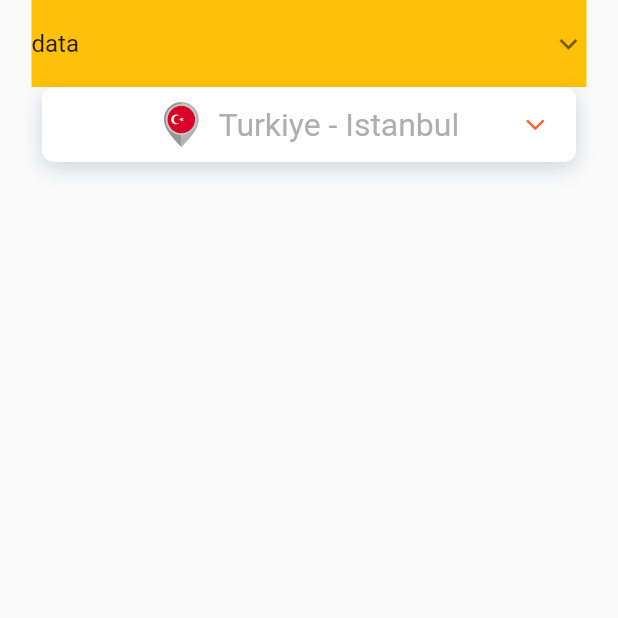
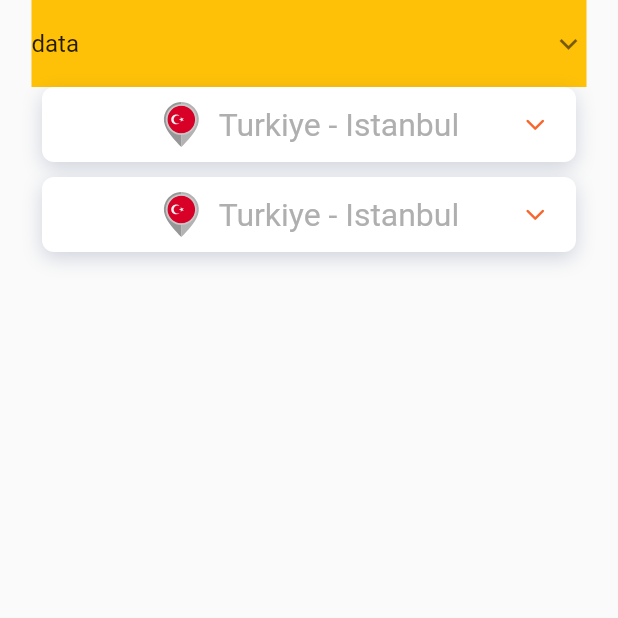
Before and after one commit to CASPATek/caspa_mobility, a Flutter app: the screen it shows after launch, on a phone screen of 412 x 824 dp, the top half of it. Run offline on Flutter 3.47's test engine with Material 2 defaults, Android fonts, the phone set to English and light mode, and no system bars; our stand-ins replace animate_do, cloud_firestore, device_preview, firebase_core, firebase_messaging, flutter_bloc and 6 more; missing offline and left inert: flutter_inappwebview; accounts and stored records are empty; statements that could not run were skipped.

Commit message:
anbar page adding

```diff
--- a/lib/pages/anbar_page/anbar_page.dart
+++ b/lib/pages/anbar_page/anbar_page.dart
@@ -2,11 +2,15 @@ import 'package:caspa_mobility/pages/anbar_page/widgets/growwer.dart';
 import 'package:caspa_mobility/utils/constants/colors.dart';
 import 'package:caspa_mobility/utils/constants/sized_box.dart';
 import 'package:caspa_mobility/utils/paint/caspa.dart';
+import 'package:caspa_mobility/utils/screen/snack.dart';
 import 'package:flutter/cupertino.dart';
 import 'package:flutter/material.dart';
+import 'package:flutter/services.dart';
 import 'package:flutter_screenutil/flutter_screenutil.dart';
 import 'package:flutter_svg/flutter_svg.dart';
 
+import 'widgets/anbar_group.dart';
+import 'widgets/copiable_field.dart';
 import 'widgets/inner_shadow.dart';
 
 class AnbarPage extends StatelessWidget {
@@ -28,102 +32,8 @@ class AnbarPage extends StatelessWidget {
               ),
             ),
           ),
-          Center(
-              child: Padding(
-            padding: const EdgeInsets.symmetric(horizontal: 28),
-            child: Gowwer(
-              initColor: Colors.transparent,
-              // endColor: Colors.amber,
-              //  initH: 100,
-              //endH: 300,
-              content: Padding(
-                padding: const EdgeInsets.symmetric(vertical: 28),
-                child: Column(
-                  children: [
-                    Column(
-                      crossAxisAlignment: CrossAxisAlignment.start,
-                      children: [
-                        Text(
-                          "İsim",
-                          style: TextStyle(
-                              color: MyColors.textRED,
-                              fontSize: 16,
-                              fontWeight: FontWeight.w400),
-                        ),
-                        MySizedBox.h8,
-                        InnerShadow(
-                          offset: Offset(2, 3),
-                          blurRadius: 5,
-//    spreadRadius: -5,
-                          color: Color.fromRGBO(9, 106, 159, 0.1),
-                          child: Container(
-                            height: 40,
-                            width: double.infinity,
-                            padding: EdgeInsets.symmetric(horizontal: 18),
-                            child: Center(
-                              child: Row(
-                                mainAxisAlignment: MainAxisAlignment.spaceBetween,
-                                children: [
-                                  Text(
-                                    "Behtiyar",
-                                    style: TextStyle(
-                                        color: Color.fromRGBO(135, 133, 133, 1),
-                                        fontSize: 16,
-                                        fontWeight: FontWeight.w400),
-                                  ),
-                                  Container(
-                                      width: 20,
-                                      height: 20,
-                                      child:
-                                          SvgPicture.asset('assets/svg/copy.svg'))
-                                ],
-                              ),
-                            ),
-                            decoration: BoxDecoration(
-                                color: Colors.white,
-                                borderRadius: BorderRadius.circular(8)),
-                          ),
-                        ),
-                      ],
-                    )
-                  ],
-                ),
-              ),
-              tile: Container(
-                  // height: 200,
-                  height: 50,
-                  decoration: BoxDecoration(
-                      color: Colors.white,
-                      borderRadius: BorderRadius.circular(8),
-                      boxShadow: [
-                        BoxShadow(
-                            offset: Offset(0, 4),
-                            blurRadius: 11,
-                            color: Color.fromRGBO(35, 57, 103, 0.2)),
-                      ]),
-                  width: double.infinity,
-                  child: Row(
-                    mainAxisAlignment: MainAxisAlignment.center,
-                    children: [
-                      //MySizedBox.w10,
-                      SvgPicture.asset(
-                        'assets/svg/turkey-svgrepo-com.svg',
-                        width: 30,
-                        height: 30,
-                      ),
-                      MySizedBox.w10,
-                      Text(
-                        "Turkiye - Istanbul",
-                        style: TextStyle(
-                            fontSize: 21.sp,
-                            fontWeight: FontWeight.w400,
-                            color: Color.fromRGBO(176, 175, 175, 1)),
-                      ),
-                    ],
-                  )),
-              //  initH: 100,
-            ),
-          )),
+          AnbarGroup(),
+          AnbarGroup(),
         ],
       ),
     );
--- /dev/null
+++ b/lib/pages/anbar_page/widgets/anbar_group.dart
@@ -0,0 +1,95 @@
+import 'package:caspa_mobility/utils/constants/sized_box.dart';
+import 'package:flutter/material.dart';
+import 'package:flutter_svg/svg.dart';
+
+import 'copiable_field.dart';
+import 'growwer.dart';
+import 'package:flutter_screenutil/flutter_screenutil.dart';
+
+class AnbarGroup extends StatelessWidget {
+  const AnbarGroup({Key key}) : super(key: key);
+
+  @override
+  Widget build(BuildContext context) {
+    return Center(
+        child: Padding(
+      padding: const EdgeInsets.symmetric(horizontal: 28),
+      child: Gowwer(
+        initColor: Colors.transparent,
+        // endColor: Colors.amber,
+        initH: 60,
+        endH: (94 * 5).toDouble() + (28.0.sp * 2) + 36,
+        //(94*element_sayi)+(14.0* (elave_setrli_field_sayi-1))+(padding)
+        content: Container(
+          margin: const EdgeInsets.symmetric(vertical: 18),
+          child: Column(
+            children: [
+              Container(
+                color: Colors.amber,
+            //    height: 92,
+                child: CopiableField(
+                  title: "İsim",
+                  data: "Bahtiyar",
+                ),
+              ),
+              CopiableField(
+                title: "Soy isim",
+                data: "Bahtiyarli",
+              ),
+              CopiableField(
+                title: "Ilce",
+                data: "Ataşehir",
+              ),
+              CopiableField(
+                title: "İsim",
+                data: "Bahtiyar",
+              ),
+              Container(color: Colors.red,
+               height: 94+64.sp,
+                child: CopiableField(
+                  maxLines: 1,
+                  title: "Mahalle",
+                  data:
+                      "Yenisahra bdhsfkh jdsfbhjfsd jhfsjhdsfj jhjkshjfgd jhjshkjdsf hjkhsgf jhj hjghjhjhghgj hkjdsf hjkhsgf jhj hjghjhjhghgj hkjdsf hjkhsgf jhj hjghjhjhghgj hkjdsf hjkhsgf jhj hjghjhjhghgj",
+                ),
+              ),
+            ],
+          ),
+        ),
+        tile: Container(
+            // height: 200,
+            height: 50,
+            decoration: BoxDecoration(
+                color: Colors.white,
+                borderRadius: BorderRadius.circular(8),
+                boxShadow: [
+                  BoxShadow(
+                      offset: Offset(0, 4),
+                      blurRadius: 11,
+                      color: Color.fromRGBO(35, 57, 103, 0.2)),
+                ]),
+            width: double.infinity,
+            child: Row(
+              mainAxisAlignment: MainAxisAlignment.center,
+              children: [
+                //MySizedBox.w10,
+                SvgPicture.asset(
+                  'assets/svg/turkey-svgrepo-com.svg',
+                  width: 30,
+                  height: 30,
+                ),
+                MySizedBox.w10,
+                Text(
+                  "Turkiye - Istanbul",
+                  style: TextStyle(
+                      fontSize: 21.sp,
+                      fontWeight: FontWeight.w400,
+                      color: Color.fromRGBO(176, 175, 175, 1)),
+                ),
+              ],
+            )),
+        //  initH: 100,
+      ),
+    ));
+  }
+}
--- a/lib/pages/anbar_page/widgets/growwer.dart
+++ b/lib/pages/anbar_page/widgets/growwer.dart
@@ -37,6 +37,7 @@ class _GowwerState extends State<Gowwer> {
   Color color = Colors.transparent;
 
   bool isExpanded = false;
+  bool showContent = false;
 
   @override
   void initState() {
@@ -51,18 +52,24 @@ class _GowwerState extends State<Gowwer> {
   @override
   Widget build(BuildContext context) {
     return GestureDetector(
-
       onTap: () {
         _animateContainerSize();
-        _animateContainerColor();
+       // _animateContainerColor();
 
         setState(() {
           isExpanded = !isExpanded;
+
         });
+        if(showContent)showContent=false;
 
         print("is: +" + isExpanded.toString());
       },
       child: AnimatedContainer(
+        onEnd: (){
+          setState(() {
+            showContent=true;
+          });
+        },
         duration: Duration(milliseconds: duration),
         width: width,
         height: height,
@@ -71,10 +78,10 @@ class _GowwerState extends State<Gowwer> {
         //      ? BoxConstraints(maxHeight: 40.0)
         //      : BoxConstraints(maxHeight: double.infinity),
         color: color,
-        child: IgnorePointer(
         child: Column(
           children: [
-            Stack(
+        IgnorePointer(
+          child: Stack(
             alignment: Alignment.center,
             children: [
               widget.tile,
@@ -104,9 +111,15 @@ class _GowwerState extends State<Gowwer> {
               )
             ],
           ),
-            isExpanded ? widget.content : Container()
+        ),
+        (isExpanded&&showContent)
+            ? FadeIn(
+                duration: Duration(milliseconds: 200),
+             //   from: 50,
+                child: widget.content)
+            : Container()
           ],
-        )),
+        ),
         curve: Curves.fastOutSlowIn,
       ),
     );
```
Also changed, not shown: lib/pages/anbar_page/widgets/copiable_field.dart (added, +92 -0 lines), lib/utils/screen/snack.dart (added, +103 -0 lines), lib/utils/screen/widget_or_empty.dart (added, +14 -0 lines). Lines whose indentation alone changed are shown as unchanged.
